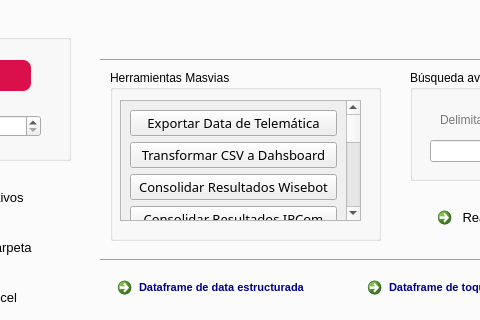
Old version of the form gui/Project.ui in the repository Recupera-Sas/devops_syncra; both pictures show x 234 to 714 and y 86 to 406 of the 1014 by 756 pixel window.
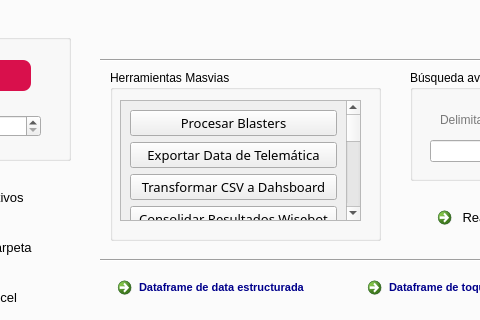
New version of the form. The open tabs and pages were chosen to show the change. Icons and pictures are not drawn.

Commit message: Se genera nuevo script para procesamiento de Blaster de manera dinámica

Diff of the .ui file:
```diff
--- a/gui/Project.ui
+++ b/gui/Project.ui
@@ -3464,11 +3464,11 @@
             <x>0</x>
             <y>0</y>
             <width>222</width>
-            <height>372</height>
+            <height>402</height>
            </rect>
           </property>
           <layout class="QGridLayout" name="gridLayout_2">
-           <item row="5" column="0">
+           <item row="6" column="0">
             <widget class="QPushButton" name="pushButton_11">
              <property name="font">
               <font>
@@ -3496,7 +3496,7 @@
              </property>
             </widget>
            </item>
-           <item row="9" column="0">
+           <item row="10" column="0">
             <widget class="QPushButton" name="pushButton_22">
              <property name="font">
               <font>
@@ -3524,7 +3524,7 @@
              </property>
             </widget>
            </item>
-           <item row="7" column="0">
+           <item row="8" column="0">
             <widget class="QPushButton" name="pushButton_27">
              <property name="font">
               <font>
@@ -3552,7 +3552,7 @@
              </property>
             </widget>
            </item>
-           <item row="1" column="0">
+           <item row="2" column="0">
             <widget class="QPushButton" name="pushButton_25">
              <property name="font">
               <font>
@@ -3580,7 +3580,35 @@
              </property>
             </widget>
            </item>
-           <item row="3" column="0">
+           <item row="9" column="0">
+            <widget class="QPushButton" name="pushButton_54">
+             <property name="font">
+              <font>
+               <family>Bahnschrift SemiBold</family>
+               <pointsize>10</pointsize>
+               <weight>7</weight>
+               <italic>false</italic>
+               <bold>false</bold>
+              </font>
+             </property>
+             <property name="styleSheet">
+              <string notr="true">/* Al pasar el mouse */
+QPushButton:hover {
+    border: 2px solid rgb(217, 16, 76); /* Borde gris claro */
+    border-radius: 8px;
+}
+QPushButton:pressed
+{
+	color: rgb(255, 255, 255);
+	background-color: rgb(217, 16, 76);
+}</string>
+             </property>
+             <property name="text">
+              <string>Convertir CSV a Parquet</string>
+             </property>
+            </widget>
+           </item>
+           <item row="4" column="0">
             <widget class="QPushButton" name="pushButton_12">
              <property name="font">
               <font>
@@ -3608,7 +3636,7 @@
              </property>
             </widget>
            </item>
-           <item row="6" column="0">
+           <item row="7" column="0">
             <widget class="QPushButton" name="pushButton_21">
              <property name="font">
               <font>
@@ -3636,63 +3664,7 @@
              </property>
             </widget>
            </item>
-           <item row="8" column="0">
-            <widget class="QPushButton" name="pushButton_54">
-             <property name="font">
-              <font>
-               <family>Bahnschrift SemiBold</family>
-               <pointsize>10</pointsize>
-               <weight>7</weight>
-               <italic>false</italic>
-               <bold>false</bold>
-              </font>
-             </property>
-             <property name="styleSheet">
-              <string notr="true">/* Al pasar el mouse */
-QPushButton:hover {
-    border: 2px solid rgb(217, 16, 76); /* Borde gris claro */
-    border-radius: 8px;
-}
-QPushButton:pressed
-{
-	color: rgb(255, 255, 255);
-	background-color: rgb(217, 16, 76);
-}</string>
-             </property>
-             <property name="text">
-              <string>Convertir CSV a Parquet</string>
-             </property>
-            </widget>
-           </item>
-           <item row="0" column="0">
-            <widget class="QPushButton" name="pushButton_24">
-             <property name="font">
-              <font>
-               <family>Bahnschrift SemiBold</family>
-               <pointsize>10</pointsize>
-               <weight>7</weight>
-               <italic>false</italic>
-               <bold>false</bold>
-              </font>
-             </property>
-             <property name="styleSheet">
-              <string notr="true">/* Al pasar el mouse */
-QPushButton:hover {
-    border: 2px solid rgb(217, 16, 76); /* Borde gris claro */
-    border-radius: 8px;
-}
-QPushButton:pressed
-{
-	color: rgb(255, 255, 255);
-	background-color: rgb(217, 16, 76);
-}</string>
-             </property>
-             <property name="text">
-              <string>Exportar Data de Telemática</string>
-             </property>
-            </widget>
-           </item>
-           <item row="11" column="0">
+           <item row="12" column="0">
             <widget class="QPushButton" name="pushButton_30">
              <property name="font">
               <font>
@@ -3720,7 +3692,7 @@
              </property>
             </widget>
            </item>
-           <item row="10" column="0">
+           <item row="11" column="0">
             <widget class="QPushButton" name="pushButton_29">
              <property name="font">
               <font>
@@ -3748,8 +3720,8 @@
              </property>
             </widget>
            </item>
-           <item row="2" column="0">
-            <widget class="QPushButton" name="pushButton_26">
+           <item row="1" column="0">
+            <widget class="QPushButton" name="pushButton_24">
              <property name="font">
               <font>
                <family>Bahnschrift SemiBold</family>
@@ -3772,11 +3744,11 @@
 }</string>
              </property>
              <property name="text">
-              <string>Consolidar Resultados Wisebot</string>
+              <string>Exportar Data de Telemática</string>
              </property>
             </widget>
            </item>
-           <item row="12" column="0">
+           <item row="13" column="0">
             <widget class="QPushButton" name="pushButton_31">
              <property name="font">
               <font>
@@ -3804,6 +3776,62 @@
              </property>
             </widget>
            </item>
+           <item row="3" column="0">
+            <widget class="QPushButton" name="pushButton_26">
+             <property name="font">
+              <font>
+               <family>Bahnschrift SemiBold</family>
+               <pointsize>10</pointsize>
+               <weight>7</weight>
+               <italic>false</italic>
+               <bold>false</bold>
+              </font>
+             </property>
+             <property name="styleSheet">
+              <string notr="true">/* Al pasar el mouse */
+QPushButton:hover {
+    border: 2px solid rgb(217, 16, 76); /* Borde gris claro */
+    border-radius: 8px;
+}
+QPushButton:pressed
+{
+	color: rgb(255, 255, 255);
+	background-color: rgb(217, 16, 76);
+}</string>
+             </property>
+             <property name="text">
+              <string>Consolidar Resultados Wisebot</string>
+             </property>
+            </widget>
+           </item>
+           <item row="0" column="0">
+            <widget class="QPushButton" name="pushButton_33">
+             <property name="font">
+              <font>
+               <family>Bahnschrift SemiBold</family>
+               <pointsize>10</pointsize>
+               <weight>7</weight>
+               <italic>false</italic>
+               <bold>false</bold>
+              </font>
+             </property>
+             <property name="styleSheet">
+              <string notr="true">/* Al pasar el mouse */
+QPushButton:hover {
+    border: 2px solid rgb(217, 16, 76); /* Borde gris claro */
+    border-radius: 8px;
+}
+QPushButton:pressed
+{
+	color: rgb(255, 255, 255);
+	background-color: rgb(217, 16, 76);
+}</string>
+             </property>
+             <property name="text">
+              <string>Procesar Blasters</string>
+             </property>
+            </widget>
+           </item>
           </layout>
          </widget>
         </widget>
@@ -6037,7 +6065,7 @@
            <rect>
             <x>0</x>
             <y>0</y>
-            <width>193</width>
+            <width>222</width>
             <height>192</height>
            </rect>
           </property>
```
The commit also changes 2 other files.
